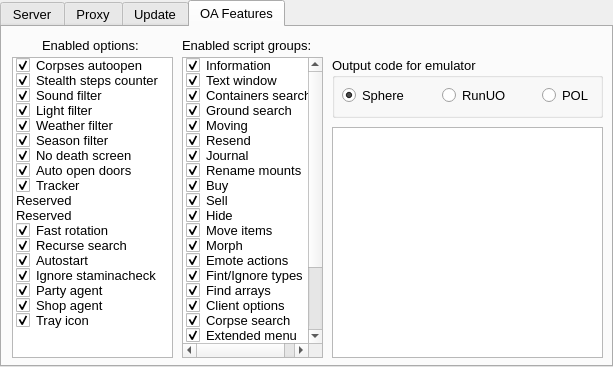
First picture: the form in orionlauncherwindow.ui, repository Hotride/OrionLauncher, before the edit.
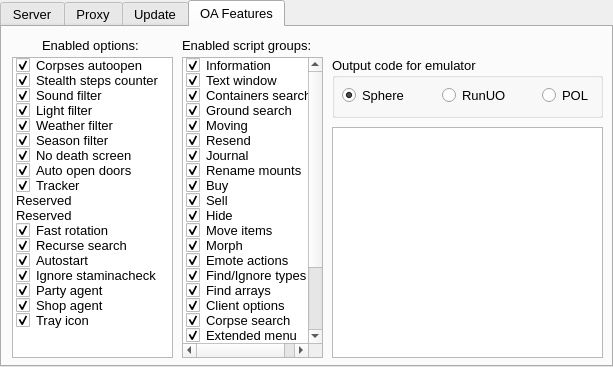
Second picture: the form after the edit. The open tabs and pages were chosen to show the change.

Diff of the .ui file:
```diff
--- a/orionlauncherwindow.ui
+++ b/orionlauncherwindow.ui
@@ -1147,7 +1147,7 @@
         </item>
         <item>
          <property name="text">
-          <string>Fint/Ignore types</string>
+          <string>Find/Ignore types</string>
          </property>
          <property name="checkState">
           <enum>Checked</enum>
@@ -1201,14 +1201,6 @@
           <enum>Checked</enum>
          </property>
         </item>
-        <item>
-         <property name="text">
-          <string>Enemy list</string>
-         </property>
-         <property name="checkState">
-          <enum>Checked</enum>
-         </property>
-        </item>
         <item>
          <property name="text">
           <string>Friend list</string>
@@ -1217,6 +1209,14 @@
           <enum>Checked</enum>
          </property>
         </item>
+        <item>
+         <property name="text">
+          <string>Enemy list</string>
+         </property>
+         <property name="checkState">
+          <enum>Checked</enum>
+         </property>
+        </item>
         <item>
          <property name="text">
           <string>Font color</string>
```
Left out of the diff: 2 changed lines with no effect on the pictures.
